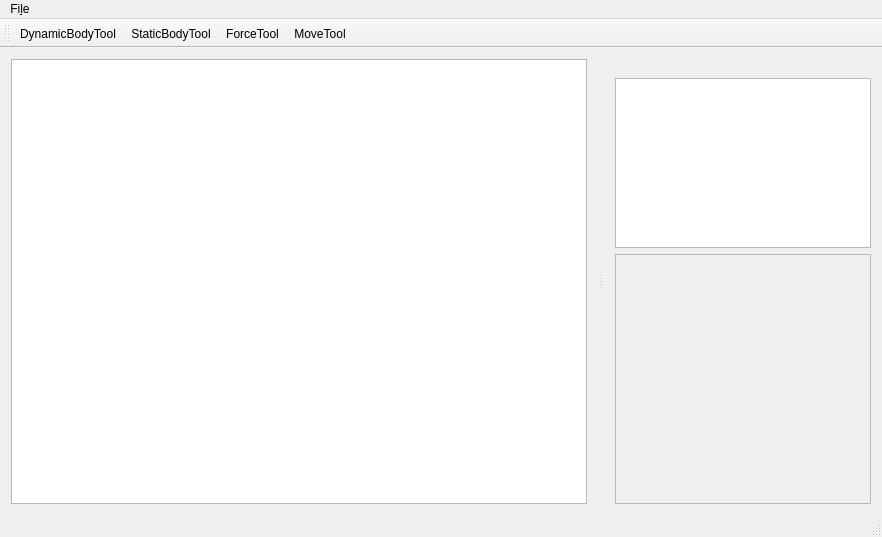
This is NewtonCore/mainwindow.ui in jarednielson/NewtonEZ as Qt 5 draws it before an edit. The edited form follows.
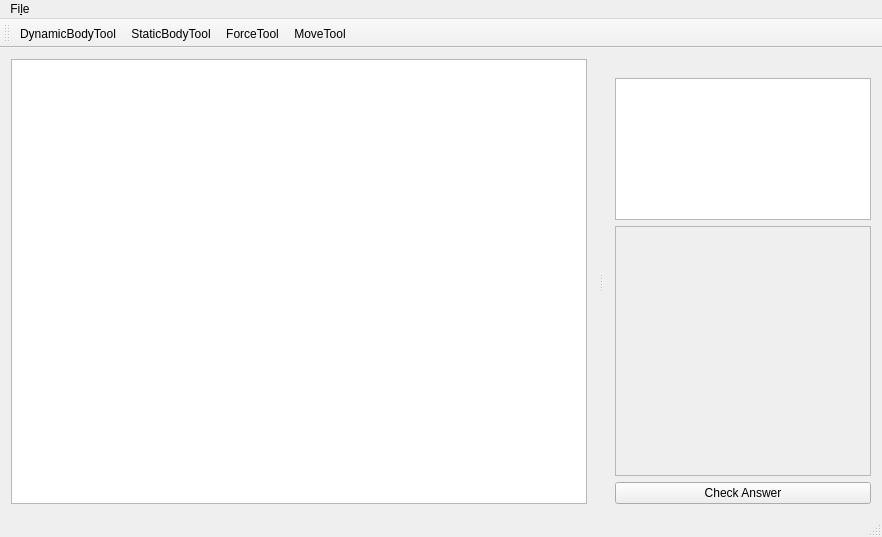
This is the edited form. Custom widgets are drawn as their Qt base class.

Commit message: Add connection and placeholder button

The edit to the form file:
```diff
--- a/NewtonCore/mainwindow.ui
+++ b/NewtonCore/mainwindow.ui
@@ -103,7 +103,7 @@
          <property name="maximumSize">
           <size>
            <width>500</width>
-           <height>500</height>
+           <height>16777215</height>
           </size>
          </property>
          <property name="verticalScrollBarPolicy">
@@ -146,7 +146,7 @@
          <property name="maximumSize">
           <size>
            <width>500</width>
-           <height>750</height>
+           <height>16777215</height>
           </size>
          </property>
          <property name="verticalScrollBarPolicy">
@@ -176,6 +176,13 @@
          </widget>
         </widget>
        </item>
+       <item>
+        <widget class="QPushButton" name="startEndButton">
+         <property name="text">
+          <string>Check Answer</string>
+         </property>
+        </widget>
+       </item>
       </layout>
      </item>
     </layout>
```
Left out of the diff: 4 changed lines with no effect on the pictures. The commit also changes 1 other file.
